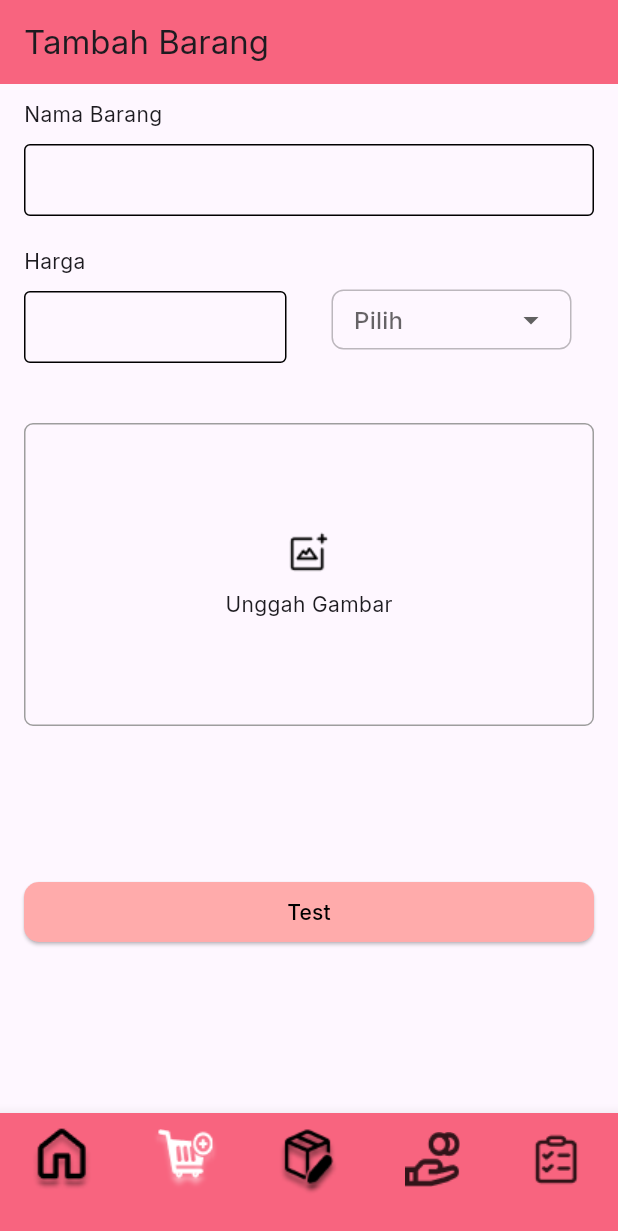
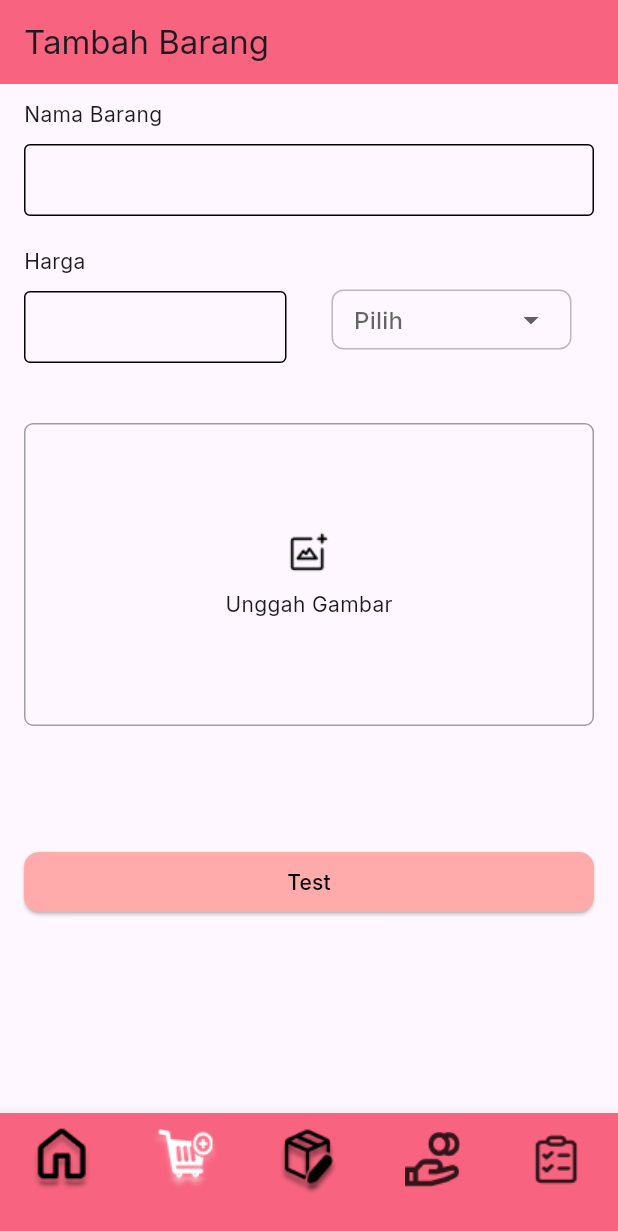
Before and after one commit to Rafi1702/aplikasi_keuangan_sakila, a Flutter app: the screen it shows after launch, item 2 of the bottom bar chosen, on a phone screen of 412 x 824 dp. Shown: the top 1231 px of the screen. Run offline on Flutter 3.47's test engine with Material 3 defaults, Android fonts, the phone set to English and light mode, and no system bars; drawn by our look-alikes of dropdown_button2; our stand-ins replace bloc, equatable, flutter_bloc, google_fonts, shared_preferences; missing offline and left inert: http_interceptor; statements that could not run were skipped.

Commit message:
fix overflow

```diff
--- a/lib/view/home_page.dart
+++ b/lib/view/home_page.dart
@@ -46,6 +46,7 @@ class _HomePageState extends State<HomePage> {
   @override
   Widget build(BuildContext context) {
     return Scaffold(
+      resizeToAvoidBottomInset: false,
       appBar: AppBar(
         title: _appBarWidgets[_selectedIndex],
         backgroundColor: AppColors.primaryColor,
--- a/lib/view/laporan_pengeluaran_list.dart
+++ b/lib/view/laporan_pengeluaran_list.dart
@@ -45,6 +45,7 @@ class LaporanPengeluaranPage extends StatelessWidget {
                         vertical: 10.0,
                       ),
                       child: ListView.builder(
+                          clipBehavior: Clip.none,
                           shrinkWrap: true,
                           itemCount: state.pengeluaran.length,
                           itemBuilder: (context, index) {
--- a/lib/view/tambah_barang_page.dart
+++ b/lib/view/tambah_barang_page.dart
@@ -61,7 +61,7 @@ class _TambahBarangPageState extends State<TambahBarangPage> {
               _row2(),
               const SizedBox(height: 40.0),
               pictureContainer(),
-              const SizedBox(height: 100.0),
+              const SizedBox(height: 80.0),
               SizedBox(
                 width: double.infinity,
                 child: CustomButton(
```
